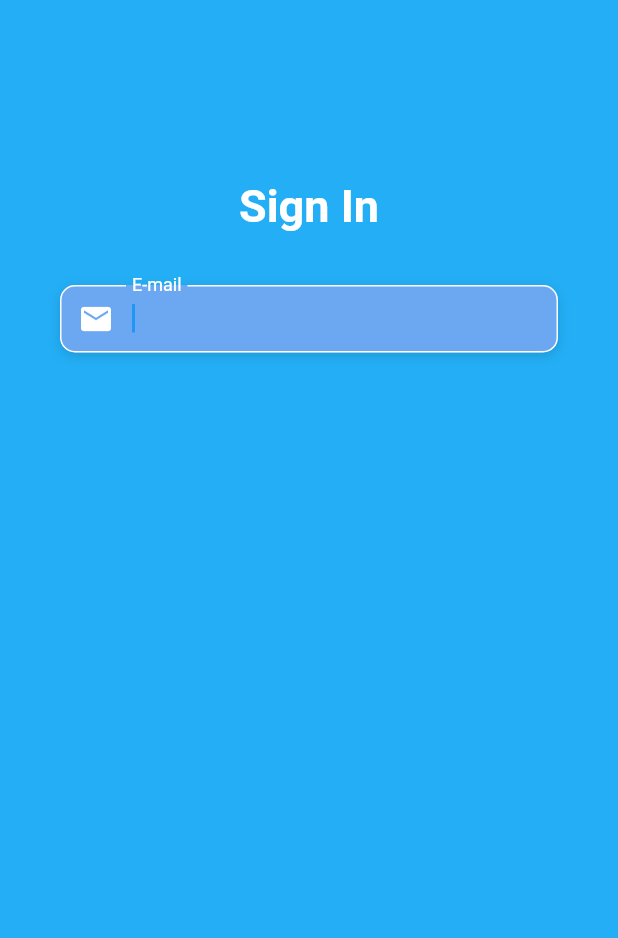
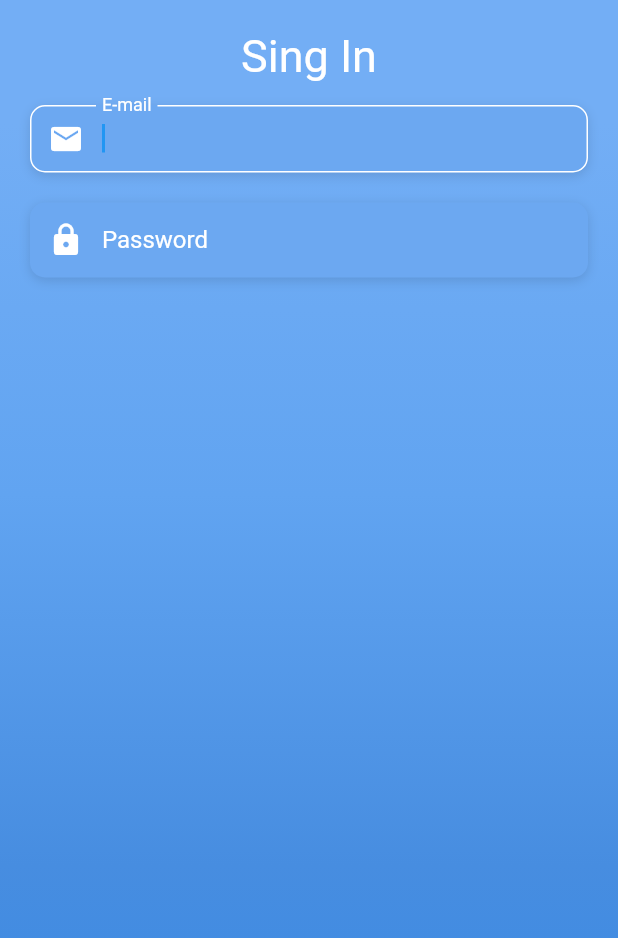
Before and after one commit to edukmattos/flutter_auth, a Flutter app: the screen it shows after launch, on a phone screen of 412 x 824 dp. Shown: the top 938 px of the screen. Run offline on Flutter 3.47's test engine with Material 2 defaults, Android fonts, the phone set to English and light mode, and no system bars; our stand-ins replace flutter_mobx, flutter_modular, google_fonts, mobx; generated files the repository leaves out were written again; Roboto replaces fonts that are missing (OpenSans, Oxygen).

Commit message:
SingInPage - controllers

```diff
--- a/lib/app/modules/auth/sign_in/sign_in_page.dart
+++ b/lib/app/modules/auth/sign_in/sign_in_page.dart
@@ -1,4 +1,5 @@
 import 'package:flutter/material.dart';
+import 'package:flutter/services.dart';
 import 'package:flutter_mobx/flutter_mobx.dart';
 import 'package:flutter_modular/flutter_modular.dart';
 
@@ -16,9 +17,6 @@ class SignInPageState extends ModularState<SignInPage, SignInStore> {
   final _scaffoldKey = GlobalKey<FormState>();
 
   Widget _buildEmailTF() {
-    //return Observer(
-    //  name: 'observerEmail',
-    //  builder: (_) {
     return Column(
       crossAxisAlignment: CrossAxisAlignment.start,
       children: <Widget>[
@@ -33,10 +31,7 @@ class SignInPageState extends ModularState<SignInPage, SignInStore> {
           alignment: Alignment.centerLeft,
           decoration: kBoxDecorationStyle,
           height: 45,
-          child: Observer(
-            name: 'observerEmail',
-            builder: (_) {
-              return TextFormField(
+          child: TextFormField(
             autofocus: true,
             onChanged: controller.changeEmail,
             keyboardType: TextInputType.emailAddress,
@@ -66,44 +61,36 @@ class SignInPageState extends ModularState<SignInPage, SignInStore> {
               //hintText: "Entre com seu e-mail",
               //hintStyle: kHintTextStyle,
             ),
-              );
-            },
           ),
-        )
+        ),
       ],
     );
-    //},
-    //);
   }
 
   Widget _buildPasswordTF() {
-    return Observer(
-      name: 'observerPassword',
-      builder: (_) {
     return Column(
       crossAxisAlignment: CrossAxisAlignment.start,
       children: <Widget>[
         //Text(
-            //  "Password",
+        //  'E-mail',
         //  style: kLabelStyle,
         //),
-            SizedBox(
-              height: 10,
-            ),
+        //SizedBox(height: kDefaultPadding * 0.5),
         Container(
           alignment: Alignment.centerLeft,
-              decoration: kBoxDecorationStyle,
-              height: 45,
+          decoration: kBoxDecorationStyleLight,
+          height: kDefaultPadding * 2.5,
+          child: Padding(
+            padding: EdgeInsets.only(top: kDefaultPadding * 0.00),
             child: TextFormField(
+              onChanged: controller.changePassword,
               autofocus: false,
-                keyboardType: TextInputType.emailAddress,
-                style: TextStyle(color: Colors.white),
+              obscureText: true,
+              keyboardType: TextInputType.text,
+              style: TextStyle(
+                color: Colors.white,
+              ),
               decoration: InputDecoration(
-                  labelText: 'Password',
-                  labelStyle: kLabelStyle,
-                  contentPadding: EdgeInsets.only(
-                    top: kDefaultPadding * 0.0,
-                  ),
                 enabledBorder: OutlineInputBorder(
                   borderSide: BorderSide(
                     color: Colors.transparent,
@@ -116,21 +103,47 @@ class SignInPageState extends ModularState<SignInPage, SignInStore> {
                   ),
                   borderRadius: BorderRadius.circular(10.0),
                 ),
-                  //contentPadding: EdgeInsets.only(
-                  //  top: 14,
-                  //),
-                  prefixIcon: Icon(
+                //border: InputBorder.none,
+                labelText: "Password",
+                labelStyle: kLabelStyle,
+                contentPadding: EdgeInsets.only(
+                  top: kDefaultPadding * 0.0,
+                ),
+
+                prefixIcon: Padding(
+                  padding: EdgeInsets.symmetric(
+                    horizontal: kDefaultPadding * 0.0,
+                    vertical: kDefaultPadding * 0.0,
+                  ),
+                  child: Icon(
                     Icons.lock,
                     color: Colors.white,
                   ),
-                  //hintText: "Entre com a sua senha  ",
+                ),
+                suffixIcon: Padding(
+                  padding: EdgeInsetsDirectional.only(
+                    top: kDefaultPadding * 1.00,
+                    end: kDefaultPadding * 0.25,
+                  ),
+                  //child: controller.validatePassword() == null
+                  //    ? null
+                  //    : Text(
+                  //        controller.validatePassword(),
+                  //        style: TextStyle(
+                  //            color: Colors.red,
+                  //            fontFamily: 'OpenSans',
+                  //            fontSize: 12),
+                  //      ),
+                ),
+                //hintText: 'E-mail',
                 //hintStyle: kHintTextStyle,
+
+                //errorText: controller.validateEmail(),
               ),
             ),
-            )
+          ),
+        ),
       ],
-        );
-      },
     );
   }
 
@@ -141,62 +154,50 @@ class SignInPageState extends ModularState<SignInPage, SignInStore> {
       //  title: Text(widget.title),
       //),
       key: _scaffoldKey,
-      body: Stack(
+      body: Form(
+        child: AnnotatedRegion<SystemUiOverlayStyle>(
+          value: SystemUiOverlayStyle.light,
+          child: GestureDetector(
+            onTap: () => FocusScope.of(context).unfocus(),
+            child: Stack(
               children: <Widget>[
                 Container(
                   height: double.infinity,
                   width: double.infinity,
-            decoration: BoxDecoration(
-              gradient: LinearGradient(
-                begin: Alignment.topCenter,
-                end: Alignment.bottomCenter,
-                colors: [
-                  Color(0xFF23AEF5),
-                  Color(0xFF23AEF5),
-                  Color(0xFF23AEF5),
-                  Color(0xFF23AEF5),
-                ],
-                stops: [0.1, 0.4, 0.7, 0.9],
-              ),
-            ),
+                  decoration: kBoxDecorationStyleBackgroundLight,
                 ),
                 Container(
                   height: double.infinity,
                   child: SingleChildScrollView(
                     physics: AlwaysScrollableScrollPhysics(),
                     padding: EdgeInsets.symmetric(
-                horizontal: 40,
-                vertical: 120,
+                      horizontal: kDefaultPadding,
+                      vertical: kDefaultPadding,
                     ),
                     child: Column(
                       mainAxisAlignment: MainAxisAlignment.center,
                       children: <Widget>[
                         Text(
-                    "Sign In",
-                    style: TextStyle(
-                      color: Colors.white,
-                      fontFamily: "OpenSans",
-                      fontSize: 30,
-                      fontWeight: FontWeight.bold,
-                    ),
+                          "Sing In",
+                          style: kFontTextStyle30,
                         ),
                         SizedBox(
-                    height: 30,
+                          height: kDefaultPadding * 0.5,
                         ),
                         _buildEmailTF(),
                         SizedBox(
-                    height: 10,
+                          height: kDefaultPadding * 1.0,
                         ),
-                  //_buildPasswordTF(),
-                  SizedBox(
-                    height: 10,
-                  ),
+                        _buildPasswordTF(),
                       ],
                     ),
                   ),
                 )
               ],
             ),
+          ),
+        ),
+      ),
     );
   }
 }
```
Lines whose indentation alone changed are shown as unchanged.
